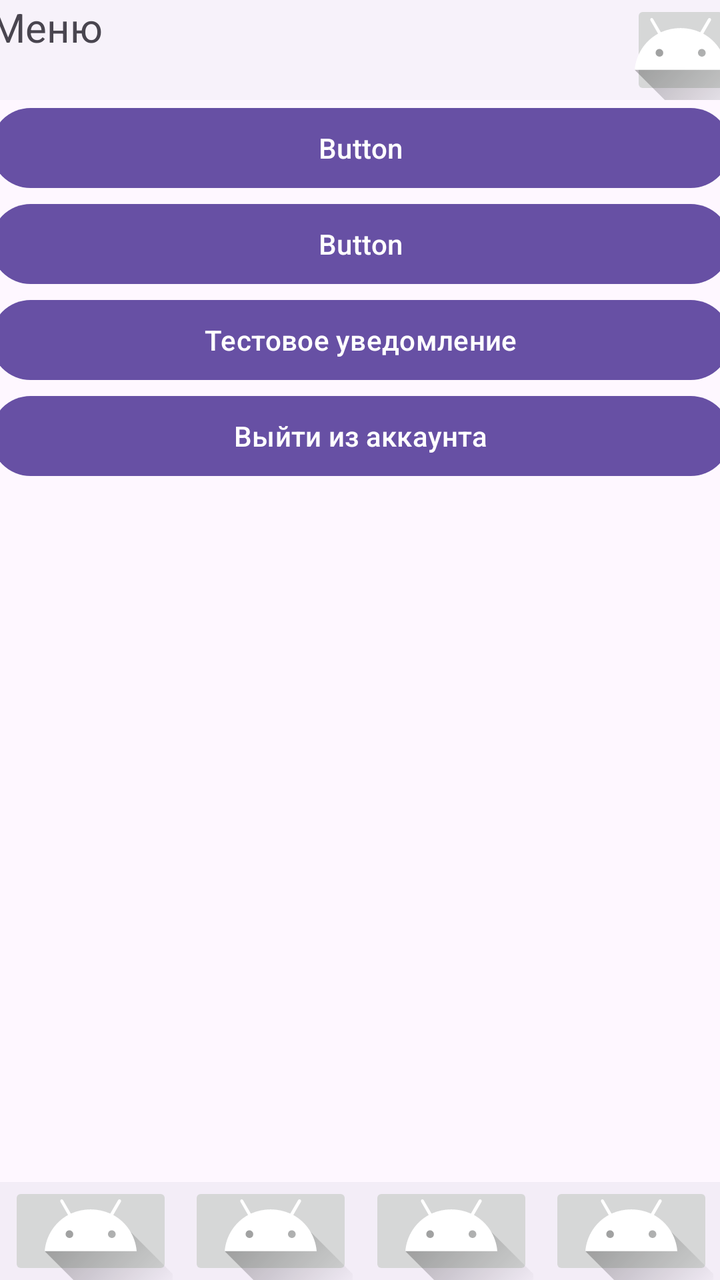
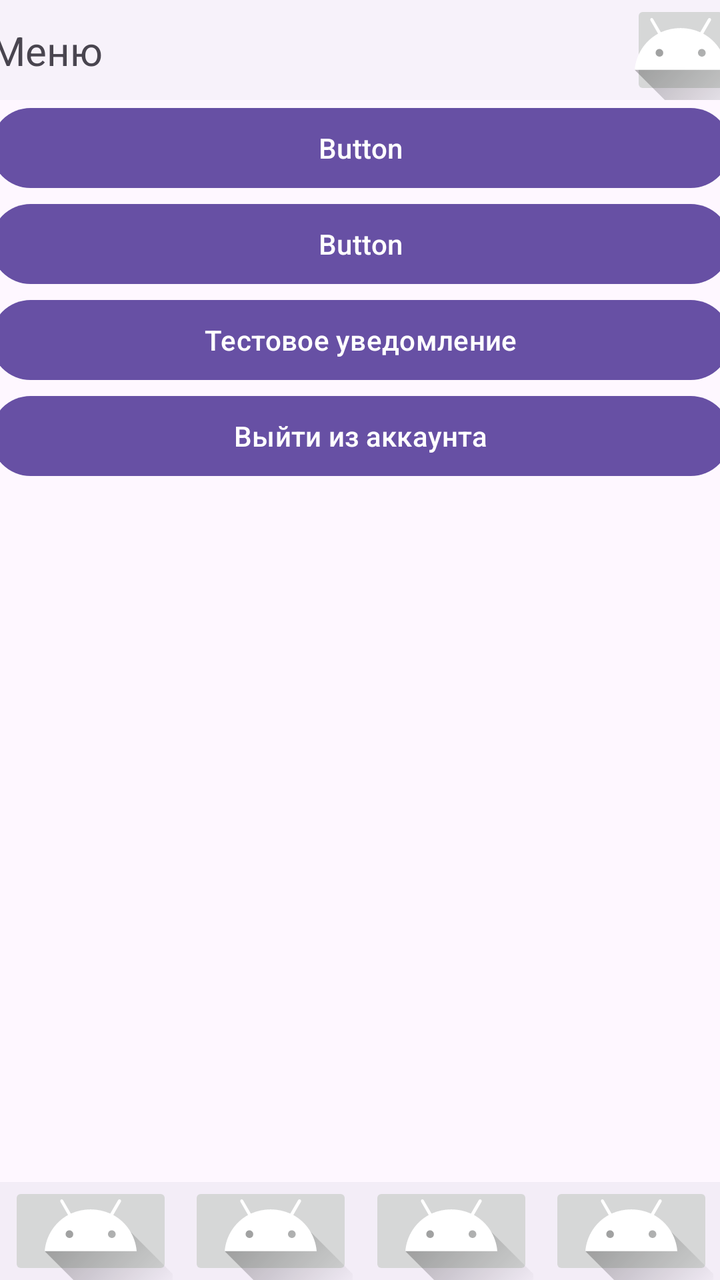

Compare the two renders of this Android layout. The source of the first and the diff that turns it into the second are given below.
<!-- AndroidManifest.xml: application theme Theme.Project1 -->
<!-- res/layout/activity_menu.xml -->
<?xml version="1.0" encoding="utf-8"?>
<androidx.constraintlayout.widget.ConstraintLayout xmlns:android="http://schemas.android.com/apk/res/android"
    xmlns:app="http://schemas.android.com/apk/res-auto"
    xmlns:tools="http://schemas.android.com/tools"
    android:id="@+id/main"
    android:layout_width="match_parent"
    android:layout_height="match_parent"
    tools:context=".Menu">

    <ScrollView
        android:id="@+id/scrollView4"
        android:layout_width="410dp"
        android:layout_height="630dp"
        app:layout_constraintEnd_toEndOf="parent"
        app:layout_constraintStart_toStartOf="parent"
        app:layout_constraintTop_toBottomOf="@+id/navigationView">

        <LinearLayout
            android:layout_width="match_parent"
            android:layout_height="wrap_content"
            android:orientation="vertical">

            <Button
                android:id="@+id/button4"
                android:layout_width="match_parent"
                android:layout_height="wrap_content"
                android:insetLeft="20dp"
                android:insetRight="20dp"
                android:text="Button" />

            <Button
                android:id="@+id/button"
                android:layout_width="match_parent"
                android:layout_height="wrap_content"
                android:insetLeft="20dp"
                android:insetRight="20dp"
                android:text="Button" />

            <Button
                android:id="@+id/Notification"
                android:layout_width="match_parent"
                android:layout_height="wrap_content"
                android:insetLeft="20dp"
                android:insetRight="20dp"
                android:text="Тестовое уведомление" />

            <Button
                android:id="@+id/Logout"
                android:layout_width="match_parent"
                android:layout_height="wrap_content"
                android:insetLeft="20dp"
                android:insetRight="20dp"
                android:text="Выйти из аккаунта" />
        </LinearLayout>
    </ScrollView>

    <com.google.android.material.navigation.NavigationView
        android:id="@+id/navigationView"
        android:layout_width="410dp"
        android:layout_height="50dp"
        app:layout_constraintEnd_toEndOf="parent"
        app:layout_constraintStart_toStartOf="parent"
        app:layout_constraintTop_toTopOf="parent">

        <androidx.constraintlayout.widget.ConstraintLayout
            android:layout_width="match_parent"
            android:layout_height="match_parent">

            <TextView
                android:id="@+id/textView5"
                android:layout_width="wrap_content"
                android:layout_height="50dp"
                android:layout_marginStart="20dp"
                android:text="Меню"
                android:textSize="20sp"
                app:layout_constraintBottom_toBottomOf="parent"
                app:layout_constraintStart_toStartOf="parent"
                app:layout_constraintTop_toTopOf="parent" />

            <ImageButton
                android:id="@+id/imageButton2"
                android:layout_width="50dp"
                android:layout_height="wrap_content"
                android:layout_marginEnd="20dp"
                app:layout_constraintBottom_toBottomOf="parent"
                app:layout_constraintEnd_toEndOf="parent"
                app:layout_constraintTop_toTopOf="parent"
                app:srcCompat="@drawable/ic_launcher_foreground" />
        </androidx.constraintlayout.widget.ConstraintLayout>
    </com.google.android.material.navigation.NavigationView>

    <com.google.android.material.bottomnavigation.BottomNavigationView
        android:id="@+id/Menu_bottomNavigationView"
        android:layout_width="409dp"
        android:layout_height="49dp"
        app:layout_constraintBottom_toBottomOf="parent"
        app:layout_constraintEnd_toEndOf="parent"
        app:layout_constraintStart_toStartOf="parent">

        <androidx.constraintlayout.widget.ConstraintLayout
            android:layout_width="match_parent"
            android:layout_height="match_parent">

            <ImageButton
                android:id="@+id/Menu_osnova_Button"
                android:layout_width="82dp"
                android:layout_height="wrap_content"
                android:layout_marginStart="20dp"
                app:layout_constraintBottom_toBottomOf="parent"
                app:layout_constraintEnd_toStartOf="@+id/Menu_Search_Button"
                app:layout_constraintStart_toStartOf="parent"
                app:layout_constraintTop_toTopOf="parent"
                app:srcCompat="@drawable/ic_launcher_foreground" />

            <ImageButton
                android:id="@+id/Menu_Search_Button"
                android:layout_width="82dp"
                android:layout_height="wrap_content"
                app:layout_constraintBottom_toBottomOf="parent"
                app:layout_constraintEnd_toStartOf="@+id/Menu_Menu_Button"
                app:layout_constraintStart_toEndOf="@+id/Menu_osnova_Button"
                app:layout_constraintTop_toTopOf="parent"
                app:srcCompat="@drawable/ic_launcher_foreground" />

            <ImageButton
                android:id="@+id/Menu_Menu_Button"
                android:layout_width="82dp"
                android:layout_height="wrap_content"
                app:layout_constraintBottom_toBottomOf="parent"
                app:layout_constraintEnd_toStartOf="@+id/Menu_AI_Button"
                app:layout_constraintStart_toEndOf="@+id/Menu_Search_Button"
                app:layout_constraintTop_toTopOf="parent"
                app:srcCompat="@drawable/ic_launcher_foreground" />

            <ImageButton
                android:id="@+id/Menu_AI_Button"
                android:layout_width="82dp"
                android:layout_height="wrap_content"
                android:layout_marginEnd="20dp"
                android:onClick="Account_info_Click"
                app:layout_constraintBottom_toBottomOf="parent"
                app:layout_constraintEnd_toEndOf="parent"
                app:layout_constraintStart_toEndOf="@+id/Menu_Menu_Button"
                app:layout_constraintTop_toTopOf="parent"
                app:srcCompat="@drawable/ic_launcher_foreground" />
        </androidx.constraintlayout.widget.ConstraintLayout>
    </com.google.android.material.bottomnavigation.BottomNavigationView>
</androidx.constraintlayout.widget.ConstraintLayout>
<!-- resources referenced by this layout -->
<resources>
  <!-- drawable ic_launcher_foreground (drawable) -->
  <vector xmlns:android="http://schemas.android.com/apk/res/android"
      xmlns:aapt="http://schemas.android.com/aapt"
      android:width="108dp"
      android:height="108dp"
      android:viewportWidth="108"
      android:viewportHeight="108">
      <path android:pathData="M31,63.928c0,0 6.4,-11 12.1,-13.1c7.2,-2.6 26,-1.4 26,-1.4l38.1,38.1L107,108.928l-32,-1L31,63.928z">
          <aapt:attr name="android:fillColor">
              <gradient
                  android:endX="85.84757"
                  android:endY="92.4963"
                  android:startX="42.9492"
                  android:startY="49.59793"
                  android:type="linear">
                  <item
                      android:color="#44000000"
                      android:offset="0.0" />
                  <item
                      android:color="#00000000"
                      android:offset="1.0" />
              </gradient>
          </aapt:attr>
      </path>
      <path
          android:fillColor="#FFFFFF"
          android:fillType="nonZero"
          android:pathData="M65.3,45.828l3.8,-6.6c0.2,-0.4 0.1,-0.9 -0.3,-1.1c-0.4,-0.2 -0.9,-0.1 -1.1,0.3l-3.9,6.7c-6.3,-2.8 -13.4,-2.8 -19.7,0l-3.9,-6.7c-0.2,-0.4 -0.7,-0.5 -1.1,-0.3C38.8,38.328 38.7,38.828 38.9,39.228l3.8,6.6C36.2,49.428 31.7,56.028 31,63.928h46C76.3,56.028 71.8,49.428 65.3,45.828zM43.4,57.328c-0.8,0 -1.5,-0.5 -1.8,-1.2c-0.3,-0.7 -0.1,-1.5 0.4,-2.1c0.5,-0.5 1.4,-0.7 2.1,-0.4c0.7,0.3 1.2,1 1.2,1.8C45.3,56.528 44.5,57.328 43.4,57.328L43.4,57.328zM64.6,57.328c-0.8,0 -1.5,-0.5 -1.8,-1.2s-0.1,-1.5 0.4,-2.1c0.5,-0.5 1.4,-0.7 2.1,-0.4c0.7,0.3 1.2,1 1.2,1.8C66.5,56.528 65.6,57.328 64.6,57.328L64.6,57.328z"
          android:strokeWidth="1"
          android:strokeColor="#00000000" />
  </vector>
  <style name="Theme.Project1" parent="Base.Theme.Project1" />
  <style name="Base.Theme.Project1" parent="Theme.Material3.DayNight.NoActionBar">
          
          
      </style>
</resources>

<!-- the commit's change to res/layout/activity_menu.xml (unified diff, before → after) -->
@@ -69,9 +69,10 @@
             <TextView
                 android:id="@+id/textView5"
                 android:layout_width="wrap_content"
-                android:layout_height="50dp"
+                android:layout_height="wrap_content"
                 android:layout_marginStart="20dp"
                 android:text="Меню"
+                android:textAlignment="center"
                 android:textSize="20sp"
                 app:layout_constraintBottom_toBottomOf="parent"
                 app:layout_constraintStart_toStartOf="parent"
